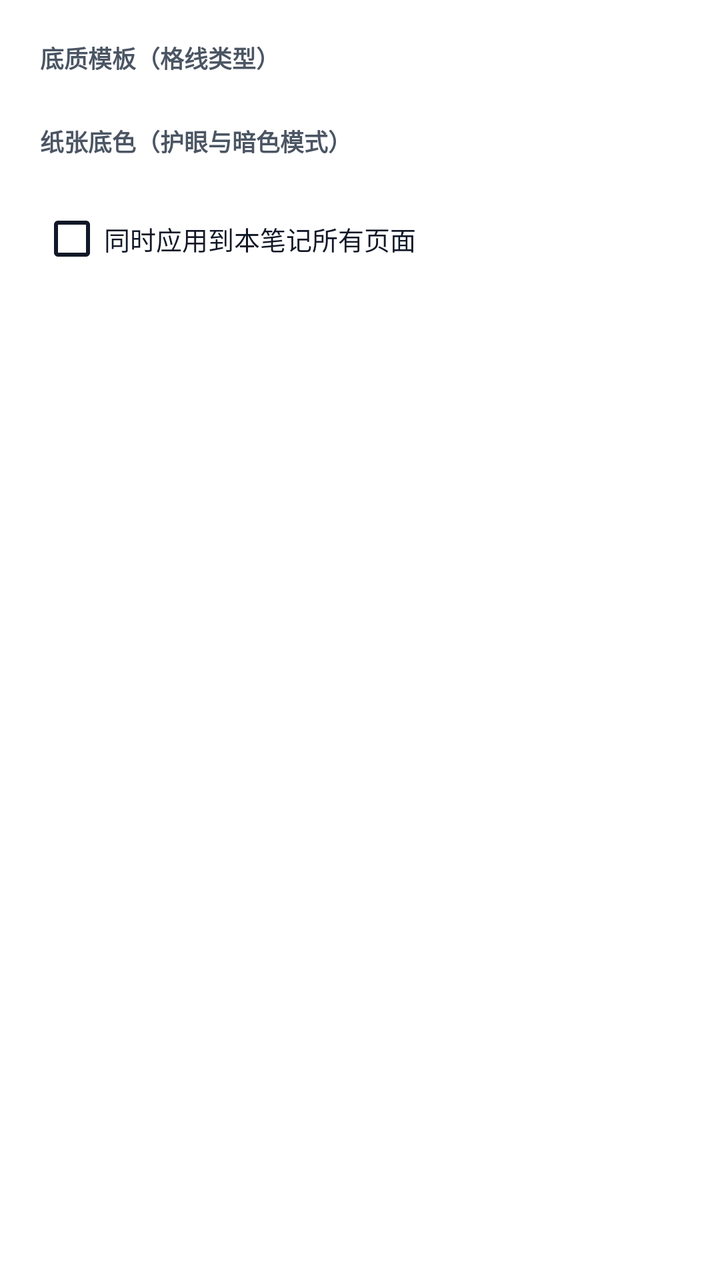
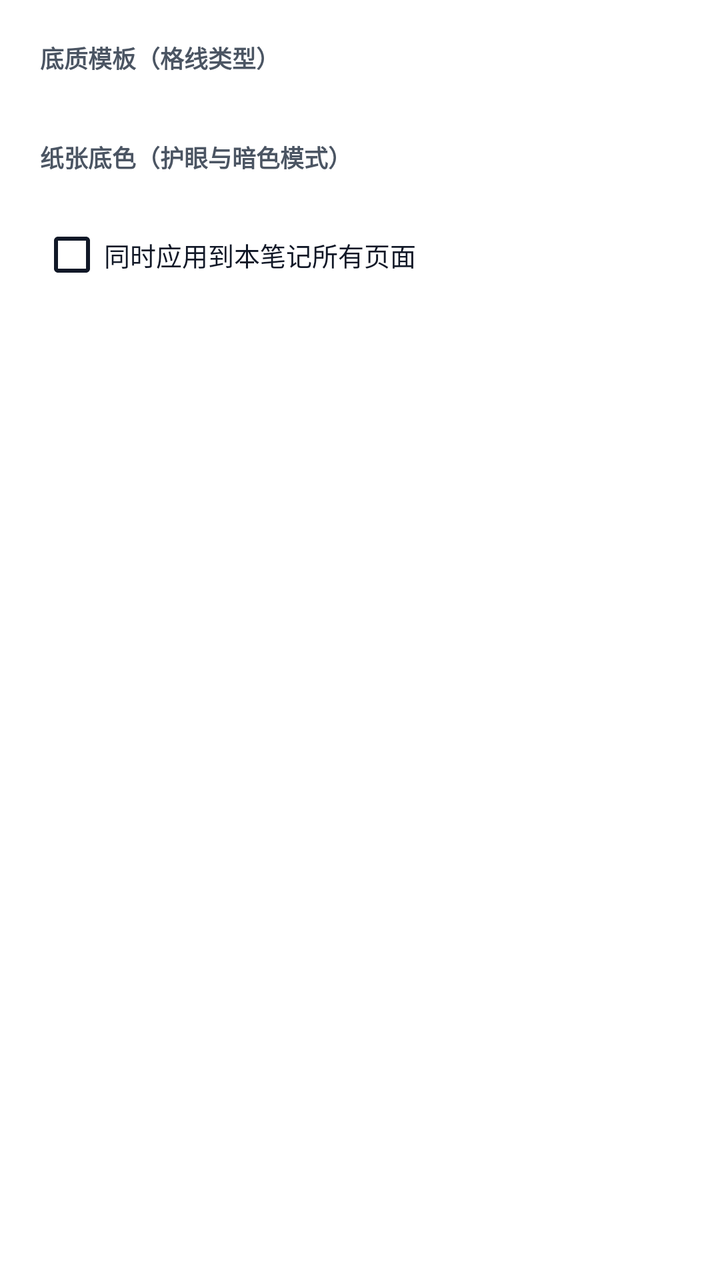

Before-and-after screenshots of an Android layout around one commit, followed by the original layout XML and the change that was made.
<!-- AndroidManifest.xml: application theme Theme.AdNote -->
<!-- res/layout/dialog_paper_template.xml -->
<?xml version="1.0" encoding="utf-8"?>
<LinearLayout xmlns:android="http://schemas.android.com/apk/res/android"
    android:layout_width="match_parent"
    android:layout_height="wrap_content"
    android:orientation="vertical"
    android:padding="20dp"
    android:background="@color/bg_surface">

    <TextView
        android:layout_width="wrap_content"
        android:layout_height="wrap_content"
        android:text="底质模板（格线类型）"
        android:textSize="12sp"
        android:textStyle="bold"
        android:textColor="@color/text_secondary"
        android:layout_marginBottom="8dp" />

    <HorizontalScrollView
        android:layout_width="match_parent"
        android:layout_height="wrap_content"
        android:scrollbars="none"
        android:layout_marginBottom="16dp">
        <LinearLayout
            android:id="@+id/layoutTemplateChips"
            android:layout_width="wrap_content"
            android:layout_height="wrap_content"
            android:orientation="horizontal" />
    </HorizontalScrollView>

    <TextView
        android:layout_width="wrap_content"
        android:layout_height="wrap_content"
        android:text="纸张底色（护眼与暗色模式）"
        android:textSize="12sp"
        android:textStyle="bold"
        android:textColor="@color/text_secondary"
        android:layout_marginBottom="8dp" />

    <HorizontalScrollView
        android:layout_width="match_parent"
        android:layout_height="wrap_content"
        android:scrollbars="none"
        android:layout_marginBottom="16dp">
        <LinearLayout
            android:id="@+id/layoutColorChips"
            android:layout_width="wrap_content"
            android:layout_height="wrap_content"
            android:orientation="horizontal" />
    </HorizontalScrollView>

    <CheckBox
        android:id="@+id/cbApplyToAllPages"
        android:layout_width="match_parent"
        android:layout_height="wrap_content"
        android:text="同时应用到本笔记所有页面"
        android:textSize="13sp"
        android:textColor="@color/text_primary"
        android:buttonTint="@color/text_primary" />
</LinearLayout>
<!-- resources referenced by this layout -->
<resources>
  <color name="bg_surface">#FFFFFF</color>
  <color name="text_primary">#111827</color>
  <color name="text_secondary">#4B5563</color>
  <style name="Theme.AdNote" parent="Theme.AppCompat.Light.NoActionBar">
          <item name="android:windowBackground">@color/bg_page</item>
          <item name="android:colorBackground">@color/bg_page</item>
          <item name="android:textColorPrimary">@color/text_primary</item>
          <item name="android:textColorSecondary">@color/text_secondary</item>
          <item name="colorPrimary">@color/brand_black</item>
          <item name="colorPrimaryDark">@color/brand_black</item>
          <item name="colorAccent">@color/brand_black</item>
  
          
          <item name="android:windowAnimationStyle">@style/NoAnimation</item>
          <item name="alertDialogTheme">@style/Theme.AdNote.Dialog</item>
      </style>
  <color name="bg_page">#FFFFFF</color>
  <color name="brand_black">#111827</color>
  <style name="NoAnimation">
          <item name="android:activityOpenEnterAnimation">@null</item>
          <item name="android:activityOpenExitAnimation">@null</item>
          <item name="android:activityCloseEnterAnimation">@null</item>
          <item name="android:activityCloseExitAnimation">@null</item>
          <item name="android:taskOpenEnterAnimation">@null</item>
          <item name="android:taskOpenExitAnimation">@null</item>
          <item name="android:taskCloseEnterAnimation">@null</item>
          <item name="android:taskCloseExitAnimation">@null</item>
      </style>
  <style name="Theme.AdNote.Dialog" parent="Theme.AppCompat.Light.Dialog.Alert">
          <item name="colorAccent">@color/brand_black</item>
          <item name="colorPrimary">@color/brand_black</item>
          <item name="android:textColorPrimary">@color/text_primary</item>
      </style>
</resources>

<!-- the commit's change to res/layout/dialog_paper_template.xml (unified diff, before → after) -->
@@ -14,6 +14,18 @@
         android:textStyle="bold"
         android:textColor="@color/text_secondary"
         android:layout_marginBottom="8dp" />
+
+    <HorizontalScrollView
+        android:layout_width="match_parent"
+        android:layout_height="wrap_content"
+        android:scrollbars="none"
+        android:layout_marginBottom="8dp">
+        <LinearLayout
+            android:id="@+id/layoutTemplateCategoryChips"
+            android:layout_width="wrap_content"
+            android:layout_height="wrap_content"
+            android:orientation="horizontal" />
+    </HorizontalScrollView>
 
     <HorizontalScrollView
         android:layout_width="match_parent"
